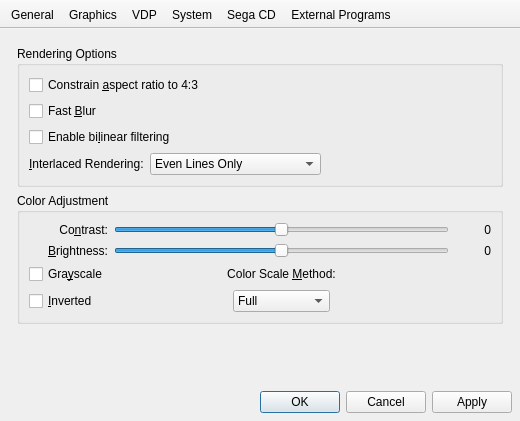
GerbilSoft/gens-gs-ii, file src/gens-qt4/ui/GeneralConfigWindow.ui: the form before one commit.
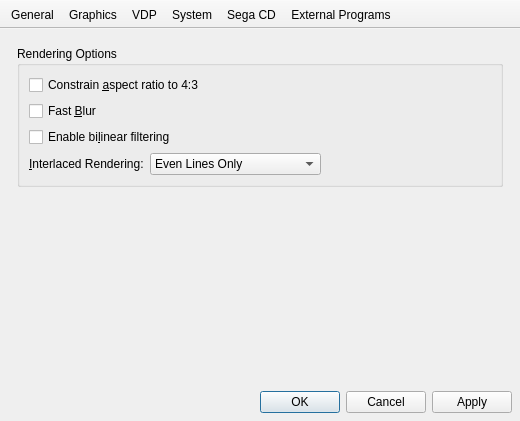
The form after the commit. The open tabs and pages were chosen to show the change. Icons and pictures are not drawn. Custom widgets are drawn as their Qt base class.

Commit message:
Removed VDP color adjustment.
All of these knobs just got in the way, and were really useless,
especially since they also affected screenshots. The effects can
probably be added later using an OpenGL shader.

MD color scale method is now permanently set to "Full", which
matches TmEE's Genesis 2.

Updated all VdpPalette tests to run correctly.
PalTest version is now 0x0002.

The edit to the form file:
```diff
--- a/src/gens-qt4/ui/GeneralConfigWindow.ui
+++ b/src/gens-qt4/ui/GeneralConfigWindow.ui
@@ -368,176 +368,6 @@
           </layout>
          </widget>
         </item>
-        <item>
-         <widget class="QGroupBox" name="grpColorAdjustment">
-          <property name="title">
-           <string>Color Adjustment</string>
-          </property>
-          <layout class="QGridLayout" name="gridLayout_2">
-           <item row="0" column="0">
-            <widget class="QLabel" name="lblContrastTitle">
-             <property name="text">
-              <string>Co&amp;ntrast:</string>
-             </property>
-             <property name="textFormat">
-              <enum>Qt::PlainText</enum>
-             </property>
-             <property name="alignment">
-              <set>Qt::AlignRight|Qt::AlignTrailing|Qt::AlignVCenter</set>
-             </property>
-             <property name="buddy">
-              <cstring>hsldContrast</cstring>
-             </property>
-            </widget>
-           </item>
-           <item row="0" column="1">
-            <widget class="QSlider" name="hsldContrast">
-             <property name="minimum">
-              <number>-100</number>
-             </property>
-             <property name="maximum">
-              <number>100</number>
-             </property>
-             <property name="tracking">
-              <bool>false</bool>
-             </property>
-             <property name="orientation">
-              <enum>Qt::Horizontal</enum>
-             </property>
-            </widget>
-           </item>
-           <item row="0" column="2">
-            <widget class="QLabel" name="lblContrastValue">
-             <property name="minimumSize">
-              <size>
-               <width>36</width>
-               <height>0</height>
-              </size>
-             </property>
-             <property name="text">
-              <string notr="true">0</string>
-             </property>
-             <property name="alignment">
-              <set>Qt::AlignRight|Qt::AlignTrailing|Qt::AlignVCenter</set>
-             </property>
-            </widget>
-           </item>
-           <item row="1" column="0">
-            <widget class="QLabel" name="lblBrightnessTitle">
-             <property name="text">
-              <string>&amp;Brightness:</string>
-             </property>
-             <property name="textFormat">
-              <enum>Qt::PlainText</enum>
-             </property>
-             <property name="alignment">
-              <set>Qt::AlignRight|Qt::AlignTrailing|Qt::AlignVCenter</set>
-             </property>
-             <property name="buddy">
-              <cstring>hsldBrightness</cstring>
-             </property>
-            </widget>
-           </item>
-           <item row="1" column="1">
-            <widget class="QSlider" name="hsldBrightness">
-             <property name="minimum">
-              <number>-100</number>
-             </property>
-             <property name="maximum">
-              <number>100</number>
-             </property>
-             <property name="tracking">
-              <bool>false</bool>
-             </property>
-             <property name="orientation">
-              <enum>Qt::Horizontal</enum>
-             </property>
-            </widget>
-           </item>
-           <item row="1" column="2">
-            <widget class="QLabel" name="lblBrightnessValue">
-             <property name="minimumSize">
-              <size>
-               <width>36</width>
-               <height>0</height>
-              </size>
-             </property>
-             <property name="text">
-              <string notr="true">0</string>
-             </property>
-             <property name="alignment">
-              <set>Qt::AlignRight|Qt::AlignTrailing|Qt::AlignVCenter</set>
-             </property>
-            </widget>
-           </item>
-           <item row="2" column="0">
-            <widget class="QCheckBox" name="chkGrayscale">
-             <property name="text">
-              <string>Gra&amp;yscale</string>
-             </property>
-            </widget>
-           </item>
-           <item row="4" column="0">
-            <widget class="QCheckBox" name="chkInverted">
-             <property name="text">
-              <string>&amp;Inverted</string>
-             </property>
-            </widget>
-           </item>
-           <item row="2" column="1">
-            <widget class="QLabel" name="lblColorScaleMethod">
-             <property name="text">
-              <string>Color Scale &amp;Method:</string>
-             </property>
-             <property name="textFormat">
-              <enum>Qt::PlainText</enum>
-             </property>
-             <property name="alignment">
-              <set>Qt::AlignCenter</set>
-             </property>
-             <property name="buddy">
-              <cstring>cboColorScaleMethod</cstring>
-             </property>
-            </widget>
-           </item>
-           <item row="4" column="1">
-            <layout class="QHBoxLayout" name="hboxColorScaleMethod">
-             <property name="sizeConstraint">
-              <enum>QLayout::SetDefaultConstraint</enum>
-             </property>
-             <item>
-              <widget class="QComboBox" name="cboColorScaleMethod">
-               <property name="sizePolicy">
-                <sizepolicy hsizetype="Maximum" vsizetype="Fixed">
-                 <horstretch>0</horstretch>
-                 <verstretch>0</verstretch>
-                </sizepolicy>
-               </property>
-               <property name="currentIndex">
-                <number>1</number>
-               </property>
-               <item>
-                <property name="text">
-                 <string comment="color-scale-method" extracomment="Raw color scaling. (MD $EEE -&gt; #E0E0E0)">Raw</string>
-                </property>
-               </item>
-               <item>
-                <property name="text">
-                 <string comment="color-scale-method" extracomment="Full color scaling. (MD $EEE -&gt; #FFFFFF)">Full</string>
-                </property>
-               </item>
-               <item>
-                <property name="text">
-                 <string comment="color-scale-method" extracomment="Full+S/H color scaling. (MD $EEE -&gt; #EEEEEE)">Full with S/H</string>
-                </property>
-               </item>
-              </widget>
-             </item>
-            </layout>
-           </item>
-          </layout>
-         </widget>
-        </item>
         <item>
          <spacer name="vspcGraphics">
           <property name="orientation">
```
Left out of the diff: 5 changed lines with no effect on the pictures. The commit also changes 13 other files.
